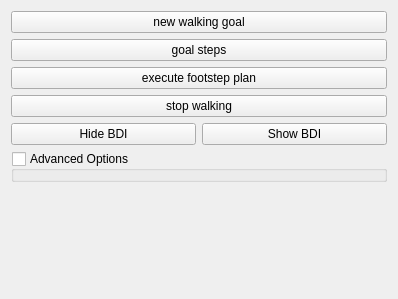
Old version of the form software/ddapp/src/app/ddFootsteps.ui in the repository openhumanoids/oh-distro.
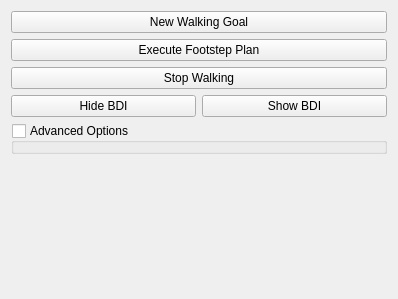
New version of the form.

Commit message:
remove Goal Steps button from footsteps panel
this button was for demo purposes, not used anymore

The edit to the form file:
```diff
--- a/software/ddapp/src/app/ddFootsteps.ui
+++ b/software/ddapp/src/app/ddFootsteps.ui
@@ -14,62 +14,42 @@
    <string>Footsteps</string>
   </property>
   <layout class="QGridLayout" name="gridLayout">
-   <item row="1" column="0" colspan="2">
-    <widget class="QPushButton" name="goalStepsButton">
-     <property name="text">
-      <string>goal steps</string>
-     </property>
-    </widget>
-   </item>
    <item row="0" column="0" colspan="2">
     <widget class="QPushButton" name="walkingGoalButton">
      <property name="text">
-      <string>new walking goal</string>
+      <string>New Walking Goal</string>
      </property>
     </widget>
    </item>
-   <item row="6" column="0">
+   <item row="5" column="0">
     <widget class="QPushButton" name="hideBDIButton">
      <property name="text">
       <string>Hide BDI</string>
      </property>
     </widget>
    </item>
-   <item row="5" column="0" colspan="2">
+   <item row="4" column="0" colspan="2">
     <widget class="QPushButton" name="stopButton">
      <property name="text">
-      <string>stop walking</string>
+      <string>Stop Walking</string>
      </property>
     </widget>
    </item>
-   <item row="6" column="1">
+   <item row="5" column="1">
     <widget class="QPushButton" name="showBDIButton">
      <property name="text">
       <string>Show BDI</string>
      </property>
     </widget>
    </item>
-   <item row="4" column="0" colspan="2">
+   <item row="3" column="0" colspan="2">
     <widget class="QPushButton" name="executeButton">
      <property name="text">
-      <string>execute footstep plan</string>
+      <string>Execute Footstep Plan</string>
      </property>
     </widget>
    </item>
-   <item row="7" column="0" colspan="2">
-    <widget class="QGroupBox" name="paramsContainer">
-     <property name="title">
-      <string>Advanced Options</string>
-     </property>
-     <property name="checkable">
-      <bool>true</bool>
-     </property>
-     <property name="checked">
-      <bool>false</bool>
-     </property>
-    </widget>
-   </item>
-   <item row="8" column="0">
+   <item row="7" column="0">
     <spacer name="verticalSpacer">
      <property name="orientation">
       <enum>Qt::Vertical</enum>
@@ -82,6 +62,19 @@
      </property>
     </spacer>
    </item>
+   <item row="6" column="0" colspan="2">
+    <widget class="QGroupBox" name="paramsContainer">
+     <property name="title">
+      <string>Advanced Options</string>
+     </property>
+     <property name="checkable">
+      <bool>true</bool>
+     </property>
+     <property name="checked">
+      <bool>false</bool>
+     </property>
+    </widget>
+   </item>
   </layout>
  </widget>
  <resources/>
```
The commit also changes 1 other file.
